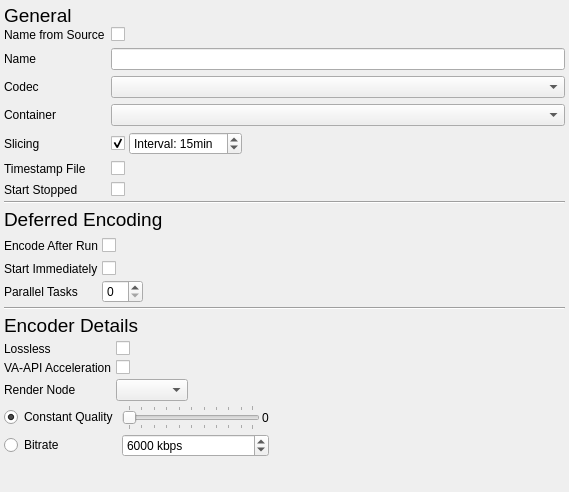
The window that modules/videorecorder/recordersettingsdialog.ui (syntalos/syntalos) describes before a commit, drawn with Qt 5.
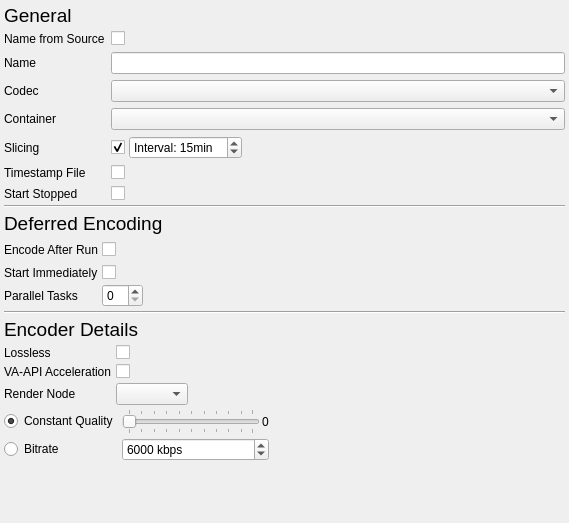
The same window after the commit. Icons and pictures are not drawn.

Commit message: trivial: layout spacing fix

The edit to the form file:
```diff
--- a/modules/videorecorder/recordersettingsdialog.ui
+++ b/modules/videorecorder/recordersettingsdialog.ui
@@ -7,7 +7,7 @@
     <x>0</x>
     <y>0</y>
     <width>569</width>
-    <height>492</height>
+    <height>523</height>
    </rect>
   </property>
   <property name="windowTitle">
@@ -33,7 +33,7 @@
     <widget class="QWidget" name="widget_2" native="true">
      <layout class="QVBoxLayout" name="verticalLayout_2">
       <property name="spacing">
-       <number>0</number>
+       <number>4</number>
       </property>
       <property name="leftMargin">
        <number>0</number>
@@ -569,7 +569,7 @@
     <widget class="QWidget" name="brqWidget" native="true">
      <layout class="QHBoxLayout" name="horizontalLayout_2">
       <property name="spacing">
-       <number>0</number>
+       <number>4</number>
       </property>
       <property name="leftMargin">
        <number>0</number>
```
